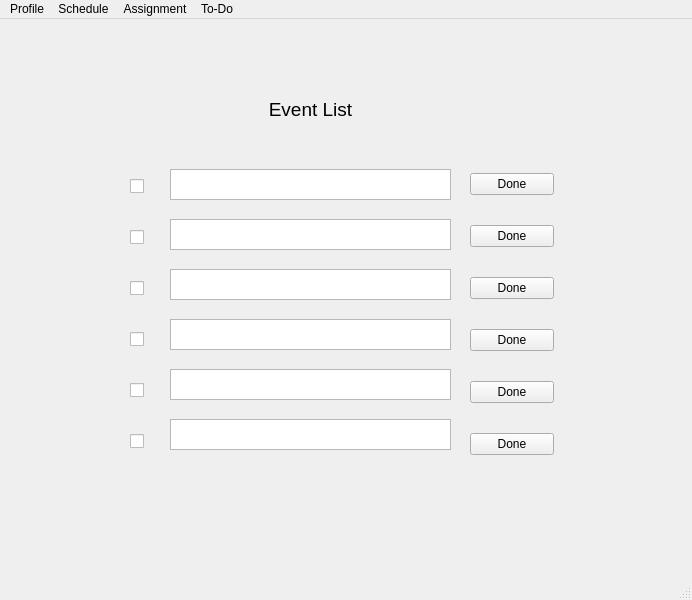
gregk27/TasQ-Application, file src/widgets/to_do/to_do.ui: the form before one commit.
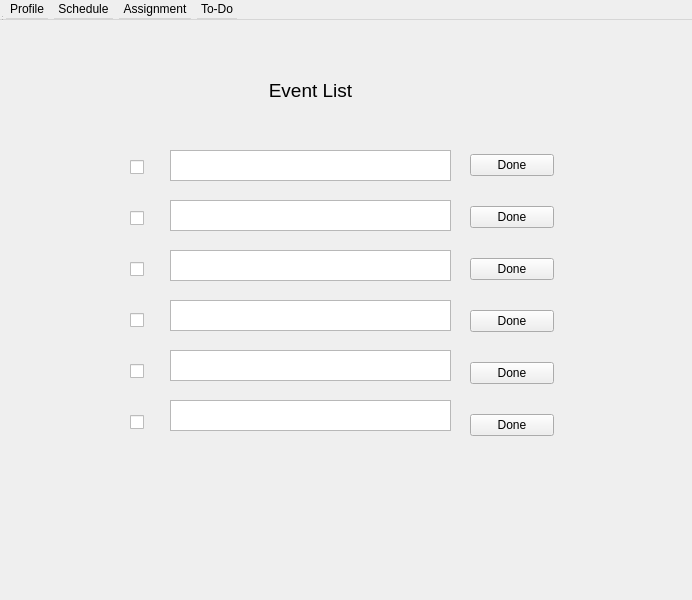
The form after the commit.

The edit to the form file:
```diff
--- a/src/widgets/to_do/to_do.ui
+++ b/src/widgets/to_do/to_do.ui
@@ -1,7 +1,7 @@
 <?xml version="1.0" encoding="UTF-8"?>
 <ui version="4.0">
  <class>To_Do</class>
- <widget class="QMainWindow" name="To_Do">
+ <widget class="QWidget" name="To_Do">
   <property name="geometry">
    <rect>
     <x>0</x>
```
